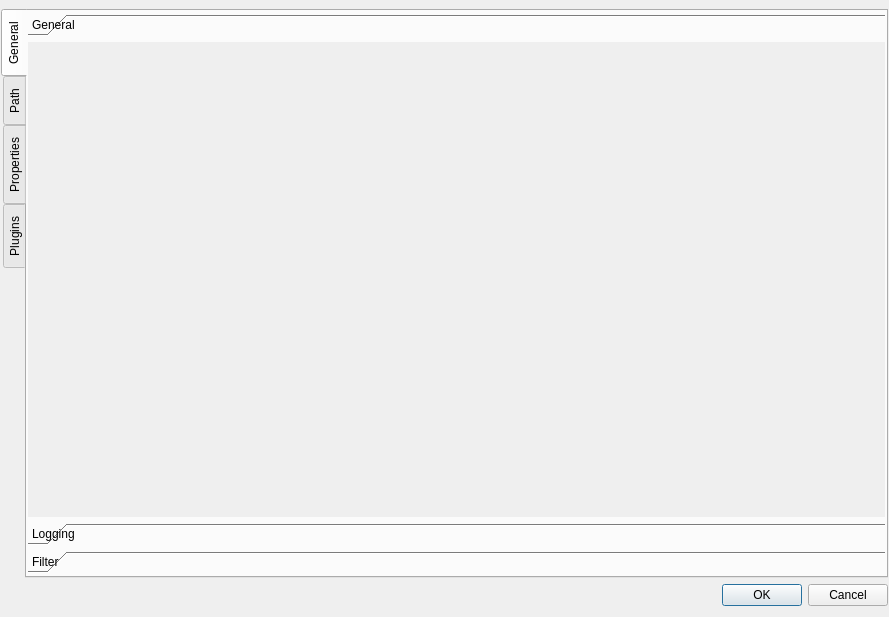
This is src/bsdd_gui/module/settings_widget/qt/Widget.ui in c-mellueh/bSDD-Toolkit as Qt 5 draws it before an edit. The edited form follows.
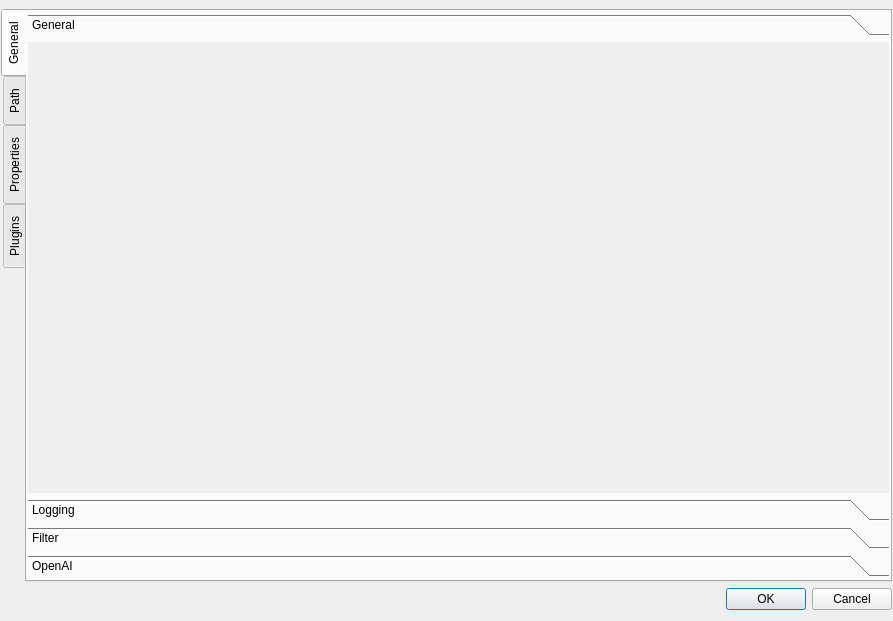
This is the edited form. The open tabs and pages were chosen to show the change.

Commit message: improve settings widget

Diff of the .ui file:
```diff
--- a/src/bsdd_gui/module/settings_widget/qt/Widget.ui
+++ b/src/bsdd_gui/module/settings_widget/qt/Widget.ui
@@ -6,8 +6,8 @@
    <rect>
     <x>0</x>
     <y>0</y>
-    <width>889</width>
-    <height>617</height>
+    <width>893</width>
+    <height>621</height>
    </rect>
   </property>
   <property name="windowTitle">
@@ -53,6 +53,9 @@
        </property>
        <item>
         <widget class="QToolBox" name="toolBox">
+         <property name="layoutDirection">
+          <enum>Qt::LayoutDirection::LeftToRight</enum>
+         </property>
          <property name="currentIndex">
           <number>0</number>
          </property>
@@ -61,8 +64,8 @@
            <rect>
             <x>0</x>
             <y>0</y>
-            <width>856</width>
-            <height>467</height>
+            <width>860</width>
+            <height>441</height>
            </rect>
           </property>
           <property name="layoutDirection">
@@ -107,6 +110,12 @@
           </attribute>
           <layout class="QVBoxLayout" name="verticalLayout_10"/>
          </widget>
+         <widget class="QWidget" name="pageAI">
+          <attribute name="label">
+           <string>OpenAI</string>
+          </attribute>
+          <layout class="QVBoxLayout" name="verticalLayout_14"/>
+         </widget>
         </widget>
        </item>
       </layout>
```
Left out of the diff: 12 changed lines with no effect on the pictures. The commit also changes 2 other files.
